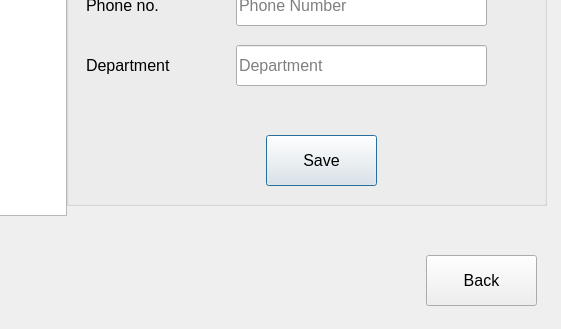
First picture: the form in Sqlite_DB/staffinfo.ui, repository AnishBharati/Qt-HMS, before the edit; both pictures show x 504 to 1065 and y 335 to 664 of the 1065 by 664 pixel window.
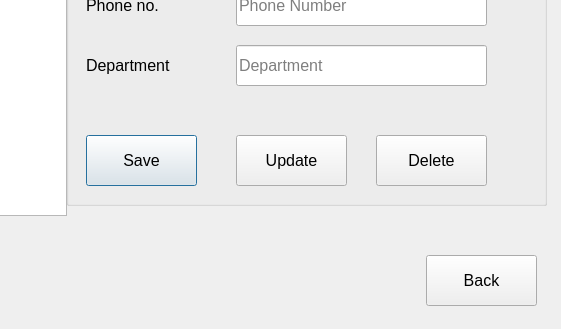
Second picture: the form after the edit.

What changed in the file:
```diff
--- a/Sqlite_DB/staffinfo.ui
+++ b/Sqlite_DB/staffinfo.ui
@@ -163,7 +163,7 @@
    <widget class="QPushButton" name="pushButton">
     <property name="geometry">
      <rect>
-      <x>200</x>
+      <x>20</x>
       <y>440</y>
       <width>111</width>
       <height>51</height>
@@ -199,6 +199,32 @@
      <string>Department</string>
     </property>
    </widget>
+   <widget class="QPushButton" name="pushButton_4">
+    <property name="geometry">
+     <rect>
+      <x>170</x>
+      <y>440</y>
+      <width>111</width>
+      <height>51</height>
+     </rect>
+    </property>
+    <property name="text">
+     <string>Update</string>
+    </property>
+   </widget>
+   <widget class="QPushButton" name="pushButton_5">
+    <property name="geometry">
+     <rect>
+      <x>310</x>
+      <y>440</y>
+      <width>111</width>
+      <height>51</height>
+     </rect>
+    </property>
+    <property name="text">
+     <string>Delete</string>
+    </property>
+   </widget>
   </widget>
   <widget class="QPushButton" name="pushButton_2">
    <property name="geometry">
```
